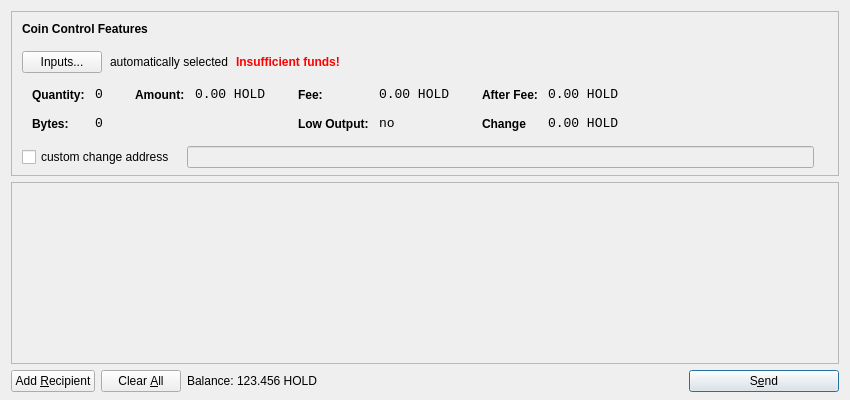
Old version of the form src/qt/forms/sendcoinsdialog.ui in the repository InterstellarHoldings/StellarHoldings.
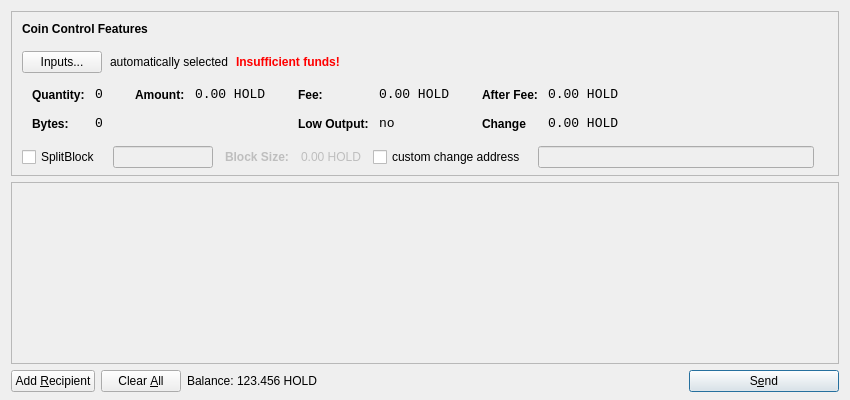
New version of the form. Icons and pictures are not drawn.

What changed in the file:
```diff
--- a/src/qt/forms/sendcoinsdialog.ui
+++ b/src/qt/forms/sendcoinsdialog.ui
@@ -521,6 +521,58 @@
           <property name="rightMargin">
            <number>5</number>
           </property>
+          <item>
+            <widget class="QCheckBox" name="splitBlockCheckBox">
+              <property name="text">
+                <string>SplitBlock</string>
+              </property>
+            </widget>
+          </item>
+          <item>
+            <widget class="QLineEdit" name="splitBlockLineEdit">
+              <property name="enabled">
+                <bool>false</bool>
+              </property>
+              <property name="sizePolicy">
+                <sizepolicy hsizetype="Fixed" vsizetype="Fixed">
+                  <horstretch>0</horstretch>
+                  <verstretch>0</verstretch>
+                </sizepolicy>
+              </property>
+              <property name="maximumSize">
+                <size>
+                  <width>100</width>
+                  <height>16777215</height>
+                </size>
+              </property>
+            </widget>
+          </item>
+          <item>
+            <widget class="QLabel" name="labelBlockSizeText">
+              <property name="enabled">
+                <bool>false</bool>
+              </property>
+              <property name="font">
+                <font>
+                  <weight>75</weight>
+                  <bold>true</bold>
+                </font>
+              </property>
+              <property name="text">
+                <string>Block Size:</string>
+              </property>
+            </widget>
+          </item>
+          <item>
+            <widget class="QLabel" name="labelBlockSize">
+              <property name="enabled">
+                <bool>false</bool>
+              </property>
+              <property name="text">
+                <string>0.00 HOLD</string>
+              </property>
+            </widget>
+          </item>
           <item>
            <widget class="QCheckBox" name="checkBoxCoinControlChange">
             <property name="text">
```
